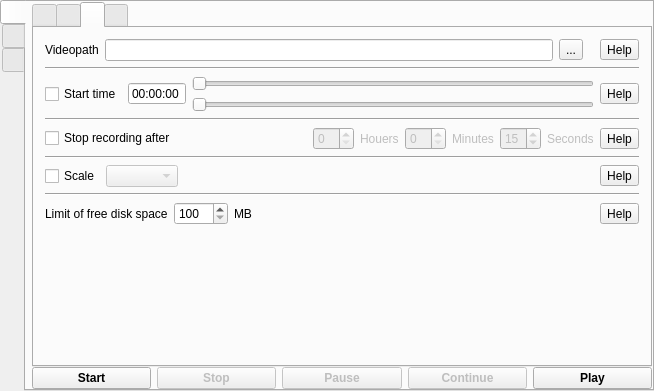
Above: mainwindow.ui from vkohaupt/vokoscreenNG before the change. Below: the same form after it.
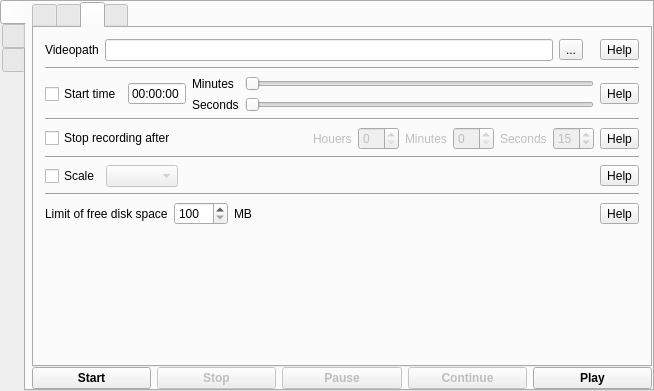
That is the form after the change. The open tabs and pages were chosen to show the change. Icons and pictures are not drawn.

Diff of the .ui file:
```diff
--- a/mainwindow.ui
+++ b/mainwindow.ui
@@ -643,6 +643,27 @@
                    </property>
                   </widget>
                  </item>
+                 <item>
+                  <layout class="QVBoxLayout" name="verticalLayout_18">
+                   <item>
+                    <widget class="QLabel" name="labelMinutes">
+                     <property name="text">
+                      <string>Minutes</string>
+                     </property>
+                    </widget>
+                   </item>
+                   <item>
+                    <widget class="QLabel" name="labelSeconds">
+                     <property name="midLineWidth">
+                      <number>8</number>
+                     </property>
+                     <property name="text">
+                      <string>Seconds</string>
+                     </property>
+                    </widget>
+                   </item>
+                  </layout>
+                 </item>
                  <item>
                   <layout class="QVBoxLayout" name="verticalLayout_14">
                    <item>
@@ -743,9 +764,6 @@
                  <property name="bottomMargin">
                   <number>0</number>
                  </property>
-                 <item>
-                  <widget class="QSpinBox" name="spinBoxStopRecordingAfterHouers"/>
-                 </item>
                  <item>
                   <widget class="QLabel" name="label_7">
                    <property name="text">
@@ -754,7 +772,7 @@
                   </widget>
                  </item>
                  <item>
-                  <widget class="QSpinBox" name="spinBoxStopRecordingAfterMinutes"/>
+                  <widget class="QSpinBox" name="spinBoxStopRecordingAfterHouers"/>
                  </item>
                  <item>
                   <widget class="QLabel" name="label_8">
@@ -763,6 +781,16 @@
                    </property>
                   </widget>
                  </item>
+                 <item>
+                  <widget class="QSpinBox" name="spinBoxStopRecordingAfterMinutes"/>
+                 </item>
+                 <item>
+                  <widget class="QLabel" name="label_9">
+                   <property name="text">
+                    <string>Seconds</string>
+                   </property>
+                  </widget>
+                 </item>
                  <item>
                   <widget class="QSpinBox" name="spinBoxStopRecordingAfterSeconds">
                    <property name="value">
@@ -770,13 +798,6 @@
                    </property>
                   </widget>
                  </item>
-                 <item>
-                  <widget class="QLabel" name="label_9">
-                   <property name="text">
-                    <string>Seconds</string>
-                   </property>
-                  </widget>
-                 </item>
                 </layout>
                </widget>
               </item>
```
Left out of the diff: 2 changed lines with no effect on the pictures.
